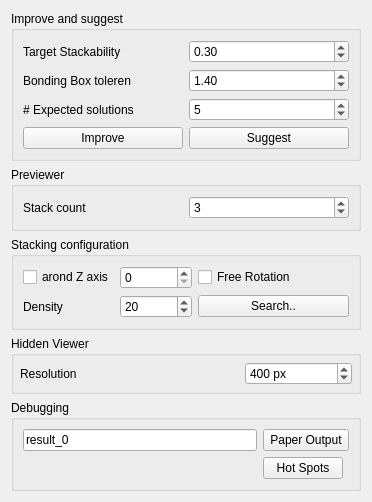
HonghuaLi/stacker, file Stacker/StackerWidget.ui: the form before one commit.
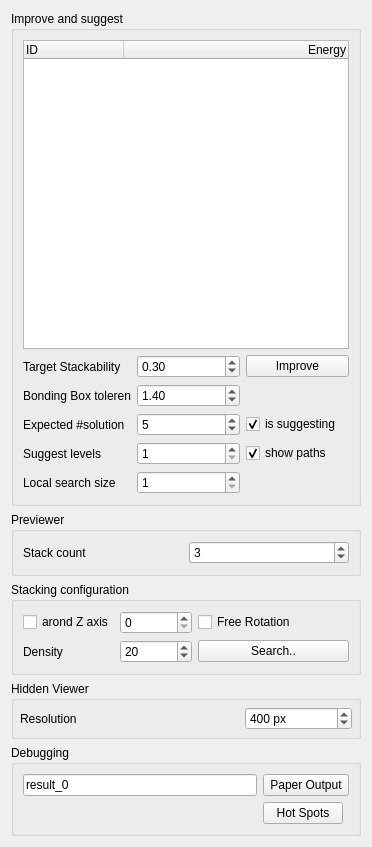
The form after the commit.

Commit message: Refactored improver Deteleted stackGlobal Added solution tree widget

What changed in the file:
```diff
--- a/Stacker/StackerWidget.ui
+++ b/Stacker/StackerWidget.ui
@@ -7,7 +7,7 @@
     <x>0</x>
     <y>0</y>
     <width>337</width>
-    <height>443</height>
+    <height>847</height>
    </rect>
   </property>
   <property name="sizePolicy">
@@ -130,86 +130,6 @@
      </layout>
     </widget>
    </item>
-   <item row="0" column="0">
-    <widget class="QGroupBox" name="improveBox">
-     <property name="title">
-      <string>Improve and suggest</string>
-     </property>
-     <layout class="QGridLayout" name="gridLayout_4">
-      <item row="2" column="0">
-       <widget class="QLabel" name="label_17">
-        <property name="text">
-         <string># Expected solutions</string>
-        </property>
-       </widget>
-      </item>
-      <item row="1" column="0">
-       <widget class="QLabel" name="label_16">
-        <property name="text">
-         <string>Bonding Box toleren</string>
-        </property>
-       </widget>
-      </item>
-      <item row="0" column="0">
-       <widget class="QLabel" name="targetStackLabel">
-        <property name="text">
-         <string>Target Stackability</string>
-        </property>
-       </widget>
-      </item>
-      <item row="3" column="0">
-       <widget class="QPushButton" name="improveButton">
-        <property name="text">
-         <string>Improve</string>
-        </property>
-       </widget>
-      </item>
-      <item row="3" column="2">
-       <widget class="QPushButton" name="suggestButton">
-        <property name="text">
-         <string>Suggest</string>
-        </property>
-       </widget>
-      </item>
-      <item row="2" column="2">
-       <widget class="QSpinBox" name="numExpectedSolutions">
-        <property name="value">
-         <number>5</number>
-        </property>
-       </widget>
-      </item>
-      <item row="1" column="2">
-       <widget class="QDoubleSpinBox" name="BBTolerance">
-        <property name="minimum">
-         <double>0.200000000000000</double>
-        </property>
-        <property name="maximum">
-         <double>10.000000000000000</double>
-        </property>
-        <property name="singleStep">
-         <double>0.100000000000000</double>
-        </property>
-        <property name="value">
-         <double>1.400000000000000</double>
-        </property>
-       </widget>
-      </item>
-      <item row="0" column="2">
-       <widget class="QDoubleSpinBox" name="targetS">
-        <property name="maximum">
-         <double>1.000000000000000</double>
-        </property>
-        <property name="singleStep">
-         <double>0.100000000000000</double>
-        </property>
-        <property name="value">
-         <double>0.300000000000000</double>
-        </property>
-       </widget>
-      </item>
-     </layout>
-    </widget>
-   </item>
    <item row="5" column="0">
     <widget class="QGroupBox" name="debugBox">
      <property name="title">
@@ -281,6 +201,156 @@
      </layout>
     </widget>
    </item>
+   <item row="0" column="0">
+    <widget class="QGroupBox" name="improveBox">
+     <property name="title">
+      <string>Improve and suggest</string>
+     </property>
+     <layout class="QGridLayout" name="gridLayout_4">
+      <item row="1" column="3">
+       <widget class="QPushButton" name="improveButton">
+        <property name="text">
+         <string>Improve</string>
+        </property>
+       </widget>
+      </item>
+      <item row="3" column="1">
+       <widget class="QLabel" name="label_17">
+        <property name="text">
+         <string>Expected #solution</string>
+        </property>
+       </widget>
+      </item>
+      <item row="2" column="1">
+       <widget class="QLabel" name="label_16">
+        <property name="text">
+         <string>Bonding Box toleren</string>
+        </property>
+       </widget>
+      </item>
+      <item row="1" column="1">
+       <widget class="QLabel" name="targetStackLabel">
+        <property name="text">
+         <string>Target Stackability</string>
+        </property>
+       </widget>
+      </item>
+      <item row="1" column="2">
+       <widget class="QDoubleSpinBox" name="targetS">
+        <property name="maximum">
+         <double>1.000000000000000</double>
+        </property>
+        <property name="singleStep">
+         <double>0.100000000000000</double>
+        </property>
+        <property name="value">
+         <double>0.300000000000000</double>
+        </property>
+       </widget>
+      </item>
+      <item row="8" column="2">
+       <widget class="QSpinBox" name="suggestLevels">
+        <property name="minimum">
+         <number>1</number>
+        </property>
+        <property name="value">
+         <number>1</number>
+        </property>
+       </widget>
+      </item>
+      <item row="3" column="2">
+       <widget class="QSpinBox" name="numExpectedSolutions">
+        <property name="value">
+         <number>5</number>
+        </property>
+       </widget>
+      </item>
+      <item row="0" column="1" colspan="3">
+       <widget class="QTreeWidget" name="solutionTree">
+        <column>
+         <property name="text">
+          <string>ID</string>
+         </property>
+         <property name="textAlignment">
+          <set>AlignLeft|AlignVCenter</set>
+         </property>
+        </column>
+        <column>
+         <property name="text">
+          <string>Energy</string>
+         </property>
+         <property name="textAlignment">
+          <set>AlignRight|AlignVCenter</set>
+         </property>
+        </column>
+       </widget>
+      </item>
+      <item row="2" column="2">
+       <widget class="QDoubleSpinBox" name="BBTolerance">
+        <property name="minimum">
+         <double>0.200000000000000</double>
+        </property>
+        <property name="maximum">
+         <double>10.000000000000000</double>
+        </property>
+        <property name="singleStep">
+         <double>0.100000000000000</double>
+        </property>
+        <property name="value">
+         <double>1.400000000000000</double>
+        </property>
+       </widget>
+      </item>
+      <item row="8" column="1">
+       <widget class="QLabel" name="label_2">
+        <property name="text">
+         <string>Suggest levels</string>
+        </property>
+       </widget>
+      </item>
+      <item row="8" column="3">
+       <widget class="QCheckBox" name="showPaths">
+        <property name="text">
+         <string>show paths</string>
+        </property>
+        <property name="checked">
+         <bool>true</bool>
+        </property>
+       </widget>
+      </item>
+      <item row="3" column="3">
+       <widget class="QCheckBox" name="isSuggesting">
+        <property name="text">
+         <string>is suggesting</string>
+        </property>
+        <property name="checked">
+         <bool>true</bool>
+        </property>
+       </widget>
+      </item>
+      <item row="9" column="1">
+       <widget class="QLabel" name="label_3">
+        <property name="text">
+         <string>Local search size</string>
+        </property>
+       </widget>
+      </item>
+      <item row="9" column="2">
+       <widget class="QSpinBox" name="localRadius">
+        <property name="minimum">
+         <number>1</number>
+        </property>
+        <property name="maximum">
+         <number>10</number>
+        </property>
+        <property name="value">
+         <number>1</number>
+        </property>
+       </widget>
+      </item>
+     </layout>
+    </widget>
+   </item>
   </layout>
  </widget>
  <resources>
```
Left out of the diff: 2 changed lines with no effect on the pictures. The commit also changes 32 other files.
